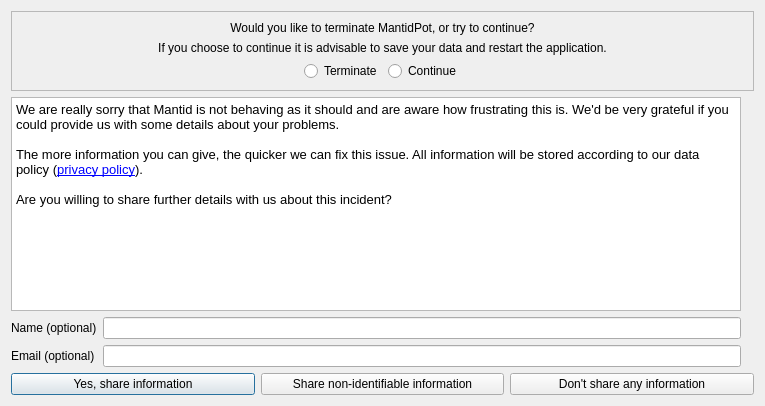
Qt form scripts/ErrorReporter/errorreport.ui (mantidproject/mantid) before a commit.
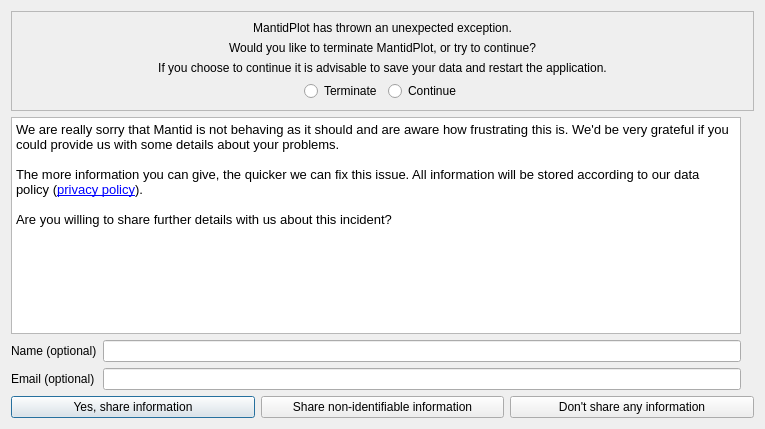
The same form after that commit. Icons and pictures are not drawn.

```diff
--- a/scripts/ErrorReporter/errorreport.ui
+++ b/scripts/ErrorReporter/errorreport.ui
@@ -7,7 +7,7 @@
     <x>0</x>
     <y>0</y>
     <width>765</width>
-    <height>406</height>
+    <height>429</height>
    </rect>
   </property>
   <property name="windowTitle">
@@ -22,10 +22,20 @@
      <layout class="QVBoxLayout" name="verticalLayout_3">
       <item>
        <layout class="QVBoxLayout" name="verticalLayout_2">
+        <item>
+         <widget class="QLabel" name="label_5">
+          <property name="text">
+           <string>MantidPlot has thrown an unexpected exception.</string>
+          </property>
+          <property name="alignment">
+           <set>Qt::AlignCenter</set>
+          </property>
+         </widget>
+        </item>
         <item>
          <widget class="QLabel" name="label_3">
           <property name="text">
-           <string>Would you like to terminate MantidPot, or try to continue?</string>
+           <string>Would you like to terminate MantidPlot, or try to continue?</string>
           </property>
           <property name="alignment">
            <set>Qt::AlignCenter</set>
```
